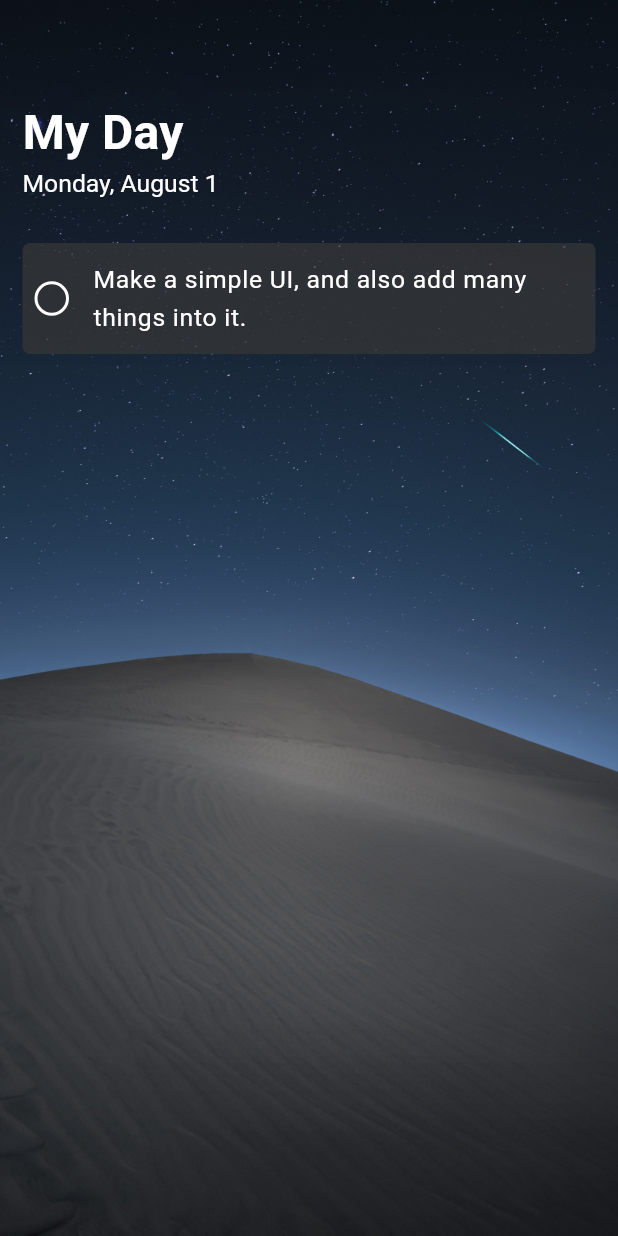
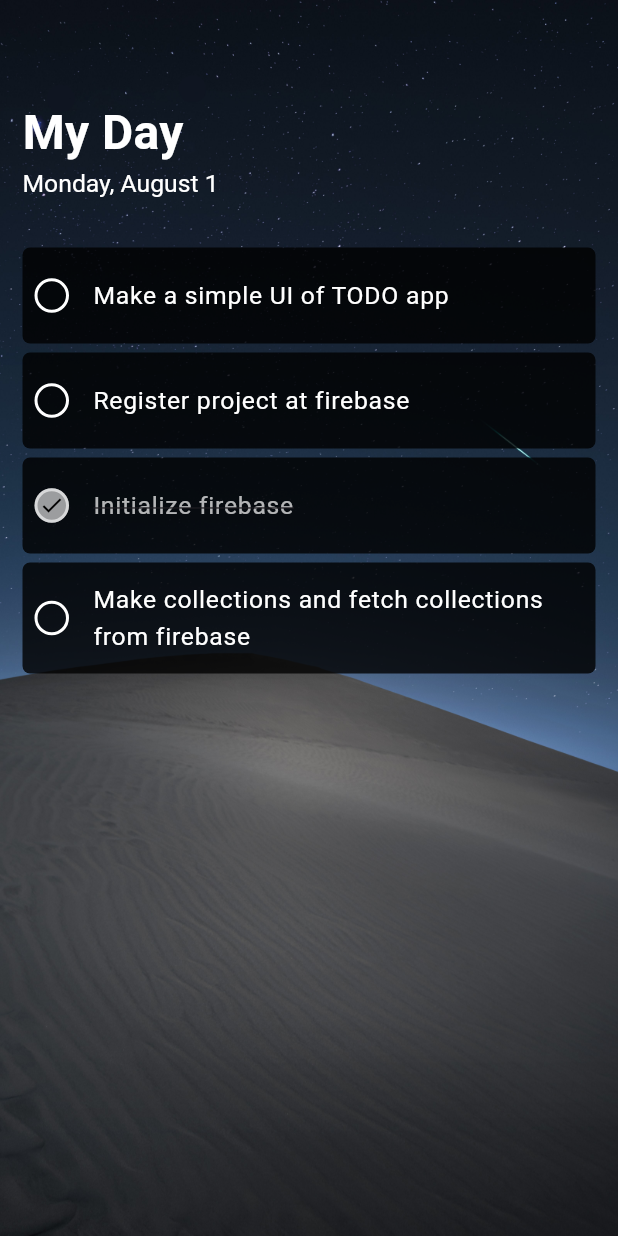
Before and after one commit to SpaceBuckett/must_do, a Flutter app: the screen it shows after launch, on a phone screen of 412 x 824 dp. Run offline on Flutter 3.47's test engine with Material 2 defaults, Android fonts, the light colour scheme and no system bars; our stand-ins replace flutter_screenutil, get.

Commit message:
Task Tile UI Completed

```diff
--- /dev/null
+++ b/lib/core/data/dummy_tasks.dart
@@ -0,0 +1,20 @@
+import 'package:must_do/core/models/tasks/tasks_model.dart';
+
+List<Task> dummyTasks = [
+  Task(
+    task: 'Make a simple UI of TODO app',
+    isDone: false,
+  ),
+  Task(
+    task: 'Register project at firebase',
+    isDone: false,
+  ),
+  Task(
+    task: 'Initialize firebase',
+    isDone: true,
+  ),
+  Task(
+    task: 'Make collections and fetch collections from firebase',
+    isDone: false,
+  )
+];
--- /dev/null
+++ b/lib/core/models/tasks/tasks_model.dart
@@ -0,0 +1,9 @@
+class Task {
+  String task;
+  bool isDone;
+
+  Task({
+    required this.task,
+    required this.isDone,
+  });
+}
--- a/lib/screens/home/home_screen.dart
+++ b/lib/screens/home/home_screen.dart
@@ -2,6 +2,7 @@ import 'package:flutter/material.dart';
 import 'package:flutter_screenutil/flutter_screenutil.dart';
 import 'package:intl/intl.dart';
 import 'package:must_do/core/constants/text_styles.dart';
+import 'package:must_do/core/data/dummy_tasks.dart';
 import 'package:must_do/screens/home/home_viewmodel.dart';
 import 'package:provider/provider.dart';
 
@@ -55,36 +56,68 @@ class HomeScreen extends StatelessWidget {
                   const SizedBox(
                     height: 30,
                   ),
-                  Container(
+                  ListView.builder(
+                    padding: EdgeInsets.zero,
+                    shrinkWrap: true,
+                    physics: const BouncingScrollPhysics(),
+                    itemCount: dummyTasks.length,
+                    itemBuilder: ((context, index) {
+                      return Container(
+                        margin: const EdgeInsets.symmetric(vertical: 3),
                         decoration: BoxDecoration(
-                      color: const Color.fromARGB(255, 55, 55, 55)
-                          .withOpacity(0.7),
+                          color: Colors.black.withOpacity(0.8),
+                          // color: const Color.fromARGB(255, 55, 55, 55),
                           borderRadius: BorderRadius.circular(5),
                         ),
                         child: ListTile(
                           minLeadingWidth: 10,
                           contentPadding: const EdgeInsets.symmetric(
                               vertical: 4, horizontal: 8),
-                      title: const Text(
-                        'Make a simple UI, and also add many things into it.',
+                          title: Text(
+                            dummyTasks[index].task,
                             style: TextStyle(
-                          color: Colors.white,
+                              color: dummyTasks[index].isDone
+                                  ? Colors.white70
+                                  : Colors.white,
                               fontSize: 16.5,
+                              decoration: dummyTasks[index].isDone
+                                  ? TextDecoration.lineThrough
+                                  : null,
                             ),
                           ),
-                      leading: Container(
+                          leading: GestureDetector(
+                            child: Container(
                               height: 23,
                               width: 23,
                               decoration: BoxDecoration(
                                 shape: BoxShape.circle,
-                          // color: Colors.white,
+                                color: dummyTasks[index].isDone
+                                    ? Colors.white60
+                                    : Colors.transparent,
                                 border: Border.all(
-                            color: Colors.white,
+                                  color: dummyTasks[index].isDone
+                                      ? Colors.white60
+                                      : Colors.white,
                                   width: 2,
                                 ),
                               ),
+                              child: Center(
+                                child: Icon(
+                                  Icons.check,
+                                  color: dummyTasks[index].isDone
+                                      ? Colors.black
+                                      : Colors.transparent,
+                                  size: 17,
                                 ),
                               ),
+                            ),
+                            onTap: () {
+                              model.toggleTask(index);
+                            },
+                          ),
+                        ),
+                      );
+                    }),
                   ),
                 ],
               ),
--- a/lib/screens/home/home_viewmodel.dart
+++ b/lib/screens/home/home_viewmodel.dart
@@ -1,4 +1,5 @@
 import 'package:intl/intl.dart';
+import 'package:must_do/core/data/dummy_tasks.dart';
 import 'package:must_do/core/models/base_model.dart';
 
 class HomeViewModel extends BaseViewModel {
@@ -15,4 +16,9 @@ class HomeViewModel extends BaseViewModel {
   monthDay(DateTime date) {
     return DateFormat.d().format(date).toString();
   }
+
+  toggleTask(index) {
+    dummyTasks[index].isDone = !dummyTasks[index].isDone;
+    notifyListeners();
+  }
 }
```
Lines whose indentation alone changed are shown as unchanged.
